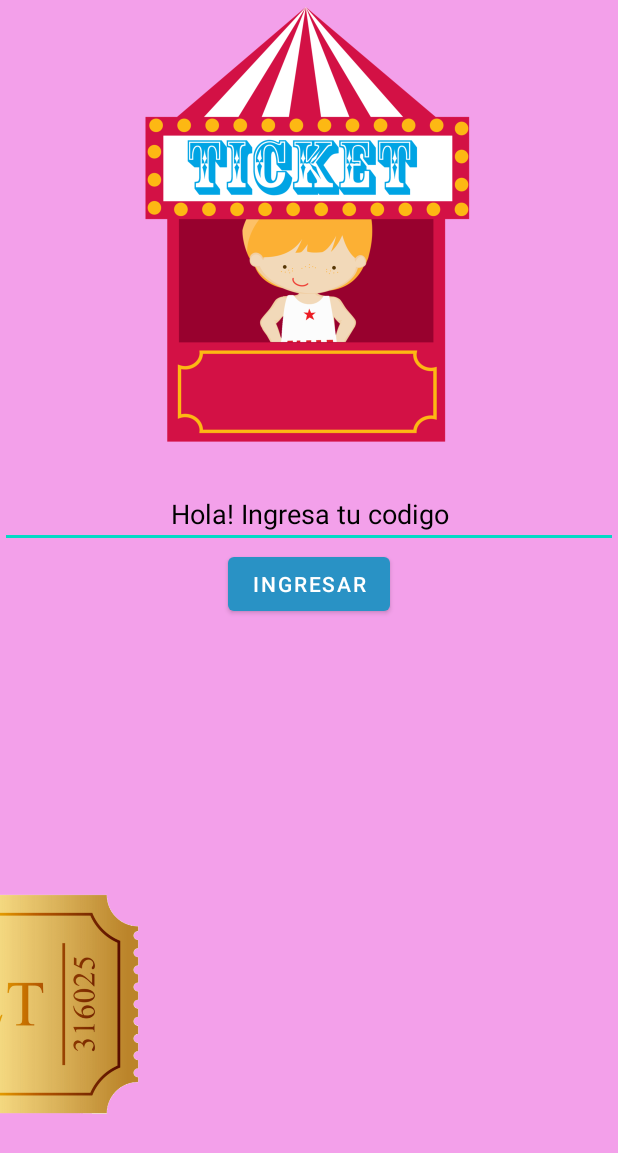
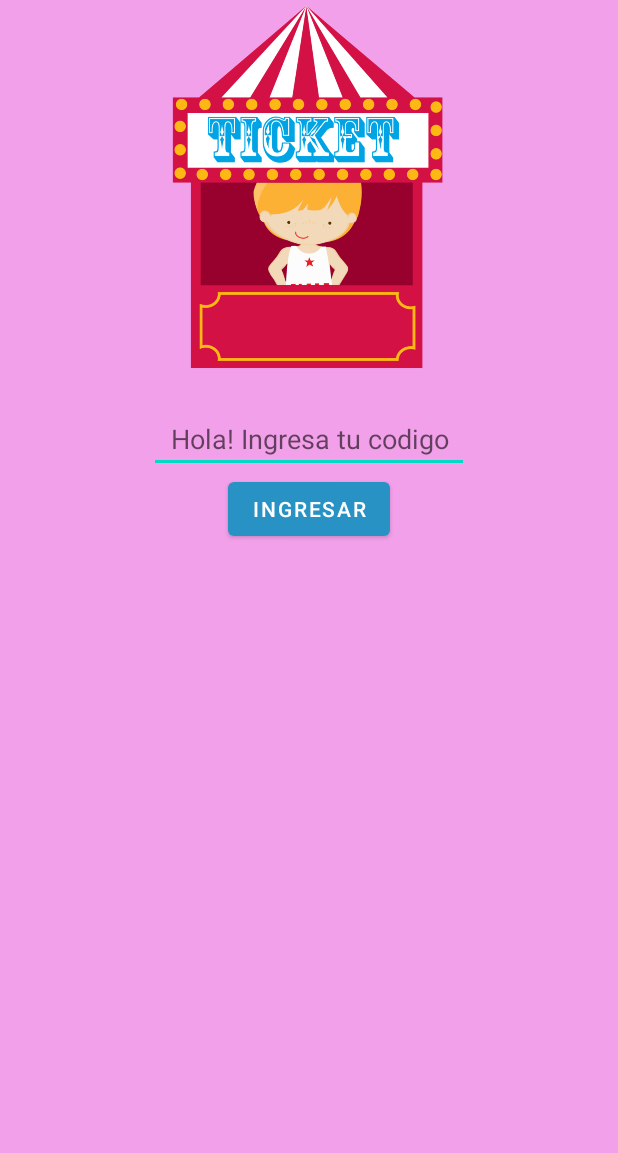
Before and after one commit to ferseba18/CarnavalTPM3, an Android app: the screen it shows after launch (ActividadInicial), on a phone screen of 412 x 824 dp. Shown: the top 1153 px of the screen. Run offline under Robolectric (Android 15) with nearby library versions, the phone set to English and light mode, and no system bars.

Commit message:
Motion Layout en Actividad Inicial Terminado

```diff
--- a/app/src/main/res/layout/activity_actividad_inicial.xml
+++ b/app/src/main/res/layout/activity_actividad_inicial.xml
@@ -17,7 +17,7 @@
         <ImageView
             android:id="@+id/imageTicketera"
             android:layout_width="match_parent"
-            android:layout_height="300dp"
+            android:layout_height="250dp"
             android:scaleType="fitCenter"
             app:layout_constraintBottom_toBottomOf="parent"
             app:layout_constraintEnd_toEndOf="parent"
@@ -34,13 +34,13 @@
 
             <EditText
                 android:id="@+id/Codigo"
-                android:layout_width="match_parent"
+                android:layout_width="wrap_content"
                 android:layout_height="wrap_content"
+                android:layout_gravity="center"
                 android:ems="10"
                 android:hint="Hola! Ingresa tu codigo"
                 android:inputType="textPersonName"
-                android:textAlignment="center"
-                android:textColorHint="@color/black" />
+                android:textAlignment="center" />
 
             <Button
                 android:id="@+id/Ingresar"
@@ -59,8 +59,10 @@
         android:layout_width="300dp"
         android:layout_height="300dp"
         app:srcCompat="@drawable/ticket_feria"
+        app:layout_constraintTop_toBottomOf="@+id/contentLinear"
         app:layout_constraintBottom_toBottomOf="parent"
         app:layout_constraintStart_toStartOf="parent"
-        app:layout_constraintEnd_toEndOf="parent"/>
+        app:layout_constraintEnd_toEndOf="parent"
+        android:layout_marginStart="-700dp"/>
 
 </androidx.constraintlayout.motion.widget.MotionLayout>
--- a/app/src/main/res/xml/activity_actividad_inicial_scene.xml
+++ b/app/src/main/res/xml/activity_actividad_inicial_scene.xml
@@ -5,12 +5,12 @@
     <ConstraintSet android:id="@+id/start">
 
         <Constraint
-            android:id="@+id/imageTicket"
             android:layout_height="300dp"
             android:layout_width="300dp"
+            app:layout_constraintTop_toBottomOf="@+id/contentLinear"
             app:layout_constraintBottom_toBottomOf="parent"
             app:layout_constraintStart_toStartOf="parent"
-            android:layout_marginStart="-200dp"/>
+            android:layout_marginStart="-400dp"/>
 
     </ConstraintSet>
 
@@ -20,6 +20,7 @@
             android:id="@+id/imageTicket"
             android:layout_height="300dp"
             android:layout_width="300dp"
+            app:layout_constraintTop_toBottomOf="@+id/contentLinear"
             app:layout_constraintBottom_toBottomOf="parent"
             app:layout_constraintEnd_toEndOf="parent"
             android:layout_marginEnd="-400dp"/>
@@ -29,7 +30,7 @@
     <Transition
         app:constraintSetStart="@+id/start"
         app:constraintSetEnd="@id/end"
-        app:duration="1000">
+        app:duration="3000">
         <OnClick app:targetId="@+id/Ingresar" />
     </Transition>
 </MotionScene>
```
